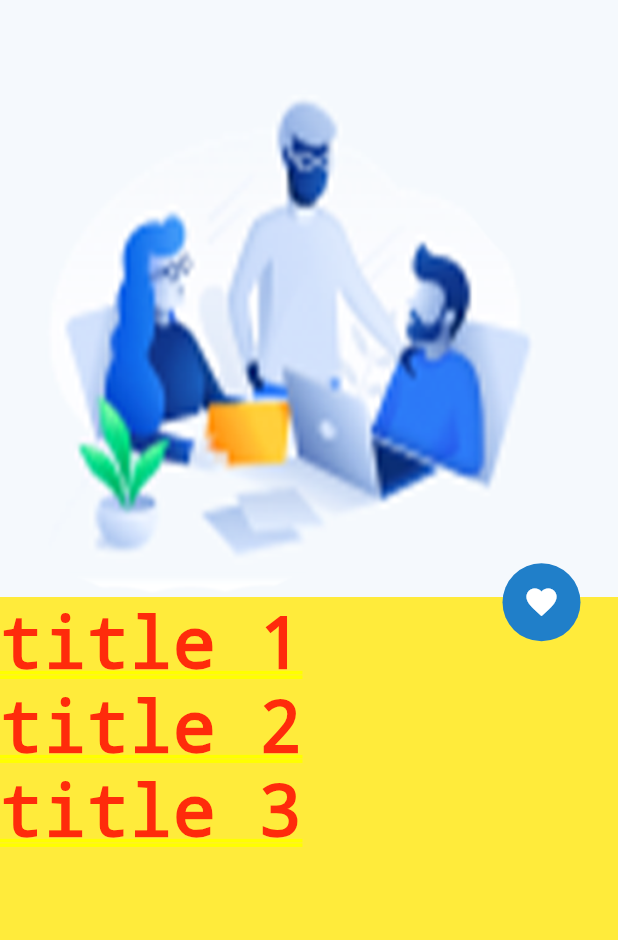
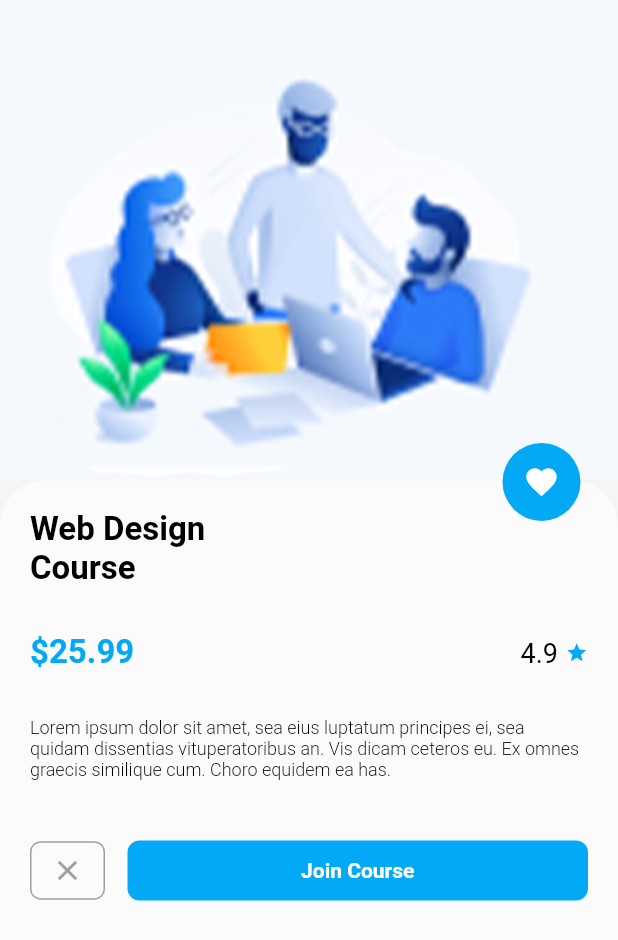
Before and after one commit to mohamedsamirmohamedsalem/ui_task, a Flutter app: the screen it shows after launch, on a phone screen of 412 x 824 dp. Shown: the top 940 px of the screen. Run offline on Flutter 3.47's test engine with Material 2 defaults, Android fonts, the phone set to English and light mode, and no system bars.

Commit message:
build all design except one raow

```diff
--- a/lib/CourseDesignDetails/view/CourseCardDetails.dart
+++ b/lib/CourseDesignDetails/view/CourseCardDetails.dart
@@ -1,9 +1,9 @@
 import 'package:flutter/cupertino.dart';
 import 'package:flutter/material.dart';
 import 'package:ui_task/resources/Dimens.dart';
-import 'package:ui_task/resources/colors.dart';
 import 'package:ui_task/resources/constants.dart';
 import 'package:ui_task/resources/images.dart';
+import 'package:ui_task/resources/styles.dart';
 
 class CourseCardDetails extends StatefulWidget {
   @override
@@ -11,10 +11,17 @@ class CourseCardDetails extends StatefulWidget {
 }
 
 class _CourseCardDetailsState extends State<CourseCardDetails> {
+  final String courseDetailsText =
+      "Lorem ipsum dolor sit amet, sea eius luptatum principes ei, sea quidam dissentias vituperatoribus an. Vis dicam ceteros eu. Ex omnes graecis similique cum. Choro equidem ea has.";
+  final String webDesign = "Web Design";
+  final String course = "Course";
+  final String cost = "\$25.99";
+  final String rating = "4.9";
+  final String joinCourseText = "Join Course";
   @override
   Widget build(BuildContext context) {
     return Container(
-      color: Colors.yellow,
+      color: Colors.grey[100],
       child: Stack(
         alignment: Alignment.topLeft,
         children: [
@@ -29,26 +36,53 @@ class _CourseCardDetailsState extends State<CourseCardDetails> {
 
   Image buildTopImage() {
     return Image(
-      height: MediaQuery.of(context).size.height / 2.3 + 40,
-      fit: BoxFit.fill,
+      height: MediaQuery.of(context).size.height / DIMEN_3 + DIMEN_45,
+      fit: BoxFit.cover,
       image: AssetImage(INTERFACE4),
+      width: MediaQuery.of(context).size.width,
     );
   }
 
   Positioned buildBottomSection() {
     return Positioned.fill(
-      top: MediaQuery.of(context).size.height / 2.2,
+      top: MediaQuery.of(context).size.height / 2.8,
       child: Stack(
         alignment: Alignment.topLeft,
         children: <Widget>[
           Container(
             margin: EdgeInsets.only(top: DIMEN_26),
-            decoration: boxDecorationSide20,
+            padding:
+                EdgeInsets.symmetric(horizontal: DIMEN_20, vertical: DIMEN_20),
+            decoration: kBoxDecorationSide20,
             child: buildListOfTitles(),
           ),
           buildFavoriteCircleAvatar(),
         ],
       ),
+    );
+  }
+
+  Widget buildListOfTitles() {
+    return Column(
+      mainAxisAlignment: MainAxisAlignment.start,
+      crossAxisAlignment: CrossAxisAlignment.start,
+      mainAxisSize: MainAxisSize.max,
+      children: <Widget>[
+        Text(
+          webDesign,
+          style: kMainHeaderBlackTextStyle,
+        ),
+        Text(
+          course,
+          style: kMainHeaderBlackTextStyle,
+        ),
+        moneyAndRatingRow(),
+        Text(
+          courseDetailsText,
+          style: ksubHeaderBlackTextStyle,
+        ),
+        buildBottomButtons(),
+      ],
     );
   }
 
@@ -58,7 +92,7 @@ class _CourseCardDetailsState extends State<CourseCardDetails> {
       child: Padding(
           padding: EdgeInsets.only(right: DIMEN_25, top: DIMEN_1),
           child: CircleAvatar(
-            backgroundColor: BLUE,
+            backgroundColor: Colors.lightBlue,
             radius: DIMEN_26,
             child: Icon(
               Icons.favorite,
@@ -68,16 +102,79 @@ class _CourseCardDetailsState extends State<CourseCardDetails> {
     );
   }
 
-  Widget buildListOfTitles() {
-    return Column(
-      mainAxisAlignment: MainAxisAlignment.start,
-      crossAxisAlignment: CrossAxisAlignment.start,
-      mainAxisSize: MainAxisSize.max,
-      children: <Widget>[
-        Text("title 1"),
-        Text("title 2"),
-        Text("title 3"),
-      ],
+  Padding moneyAndRatingRow() {
+    return Padding(
+      padding: EdgeInsets.only(top: DIMEN_30, bottom: DIMEN_30),
+      child: Row(
+        mainAxisAlignment: MainAxisAlignment.spaceBetween,
+        crossAxisAlignment: CrossAxisAlignment.center,
+        mainAxisSize: MainAxisSize.max,
+        children: <Widget>[
+          Text(
+            cost,
+            style: kMainHeaderBlueTextStyle,
+          ),
+          Row(
+            mainAxisAlignment: MainAxisAlignment.start,
+            crossAxisAlignment: CrossAxisAlignment.center,
+            mainAxisSize: MainAxisSize.max,
+            children: <Widget>[
+              Text(
+                rating,
+                style: kmeduimBlackTextStyle,
+              ),
+              SizedBox(width: DIMEN_5),
+              Icon(
+                Icons.star,
+                color: Colors.lightBlue,
+                size: DIMEN_15,
+              ),
+            ],
+          )
+        ],
+      ),
+    );
+  }
+
+  Widget buildBottomButtons() {
+    return Padding(
+      padding: EdgeInsets.symmetric(vertical: DIMEN_40),
+      child: Row(
+        mainAxisAlignment: MainAxisAlignment.start,
+        crossAxisAlignment: CrossAxisAlignment.center,
+        mainAxisSize: MainAxisSize.max,
+        children: <Widget>[
+          GestureDetector(
+            child: Container(
+              height: DIMEN_39,
+              width: DIMEN_50,
+              decoration: kBoxDecorationGreyBorder,
+              child: Center(
+                child: Icon(
+                  Icons.clear,
+                  color: Colors.grey,
+                  size: DIMEN_22,
+                ),
+              ),
+            ),
+          ),
+          SizedBox(width: DIMEN_15),
+          Expanded(
+            child: GestureDetector(
+              child: Container(
+                height: DIMEN_40,
+                decoration: kBoxDecorationAllSide8,
+                child: Center(
+                  child: Text(
+                    joinCourseText,
+                    style: kButtonTextStyle,
+                  ),
+                ),
+              ),
+            ),
+          ),
+        ],
+      ),
     );
   }
 }
--- a/lib/main.dart
+++ b/lib/main.dart
@@ -12,10 +12,6 @@ class MyApp extends StatelessWidget {
   Widget build(BuildContext context) {
     return MaterialApp(
       title: 'Flutter Demo',
-      theme: ThemeData(
-        primarySwatch: Colors.blue,
-        // visualDensity: VisualDensity.adaptivePlatformDensity,
-      ),
       home: CourseCardDetails(),
     );
   }
--- a/lib/resources/constants.dart
+++ b/lib/resources/constants.dart
@@ -3,9 +3,18 @@ import 'package:flutter/material.dart';
 
 import 'Dimens.dart';
 
-BorderRadius borderRadius20 = BorderRadius.only(
-    topRight: Radius.circular(DIMEN_20), topLeft: Radius.circular(DIMEN_20));
+BoxDecoration kBoxDecorationSide20 = BoxDecoration(
+  color: Colors.white60,
+  borderRadius: BorderRadius.only(
+      topRight: Radius.circular(DIMEN_30), topLeft: Radius.circular(DIMEN_30)),
+);
 
-BoxDecoration boxDecorationSide20 = BoxDecoration(
-  borderRadius: borderRadius20,
+BoxDecoration kBoxDecorationAllSide8 = BoxDecoration(
+  color: Colors.lightBlue,
+  borderRadius: BorderRadius.all(Radius.circular(DIMEN_8)),
 );
+
+BoxDecoration kBoxDecorationGreyBorder = BoxDecoration(
+  border: Border.all(color: Colors.grey),
+  borderRadius: BorderRadius.all(Radius.circular(DIMEN_7)),
+);
--- /dev/null
+++ b/lib/resources/styles.dart
@@ -0,0 +1,52 @@
+import 'dart:ui';
+
+import 'package:flutter/material.dart';
+
+import 'Dimens.dart';
+
+TextStyle kMainHeaderBlackTextStyle = TextStyle(
+  color: Colors.black,
+  fontSize: DIMEN_22,
+  fontWeight: FontWeight.w600,
+  fontFamily: "Roboto",
+  decoration: TextDecoration.none,
+);
+TextStyle kMainHeaderBlueTextStyle = TextStyle(
+  color: Colors.lightBlue,
+  fontSize: DIMEN_22,
+  fontWeight: FontWeight.w600,
+  fontFamily: "Roboto",
+  decoration: TextDecoration.none,
+);
+
+TextStyle ksubHeaderBlackTextStyle = TextStyle(
+  color: Colors.black,
+  fontSize: DIMEN_12,
+  fontWeight: FontWeight.w300,
+  fontFamily: "Roboto",
+  decoration: TextDecoration.none,
+);
+
+TextStyle kmeduimBlackTextStyle = TextStyle(
+  color: Colors.black,
+  fontSize: DIMEN_18,
+  fontWeight: FontWeight.w400,
+  fontFamily: "Roboto",
+  decoration: TextDecoration.none,
+);
+
+TextStyle ksubHeaderBlueTextStyle = TextStyle(
+  color: Colors.lightBlue,
+  fontSize: DIMEN_14,
+  fontWeight: FontWeight.w600,
+  fontFamily: "Roboto",
+  decoration: TextDecoration.none,
+);
+
+TextStyle kButtonTextStyle = TextStyle(
+  color: Colors.white,
+  fontSize: DIMEN_14,
+  fontWeight: FontWeight.w600,
+  fontFamily: "Roboto",
+  decoration: TextDecoration.none,
+);
```
